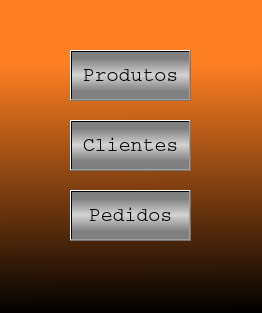
Above: mainwindow.ui from ElielLucas/IventoryControl before the change. Below: the same form after it.
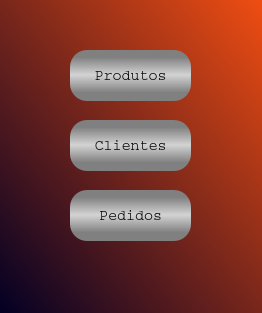
That is the form after the change.

```diff
--- a/mainwindow.ui
+++ b/mainwindow.ui
@@ -26,10 +26,27 @@
    <string>eComerce</string>
   </property>
   <property name="styleSheet">
-   <string notr="true">QMainWindow{background:qlineargradient(spread:pad, x1:0.994, y1:0, x2:1, y2:1, stop:0.198864 rgba(255, 127, 34, 251), stop:1 rgba(0, 0, 0, 255))}
+   <string notr="true">QMainWindow{background:qlineargradient(spread:pad, x1:0, y1:1, x2:1, y2:0, stop:0 rgba(2, 0, 36, 255), stop:1 rgba(239, 77, 18, 255))}
+
+
+
+
 </string>
   </property>
   <widget class="QWidget" name="centralwidget">
+   <property name="styleSheet">
+    <string notr="true">QPushButton{
+  font-size:15px;
+  border-width:1px;
+  border-color:#1f2f47;
+  border-top-left-radius:17px;
+  border-top-right-radius:17px;
+  border-bottom-left-radius:17px;
+  border-bottom-right-radius:17px;
+}
+
+</string>
+   </property>
    <widget class="QPushButton" name="btnProdutos">
     <property name="geometry">
      <rect>
@@ -42,12 +59,23 @@
     <property name="font">
      <font>
       <family>Courier</family>
-      <pointsize>15</pointsize>
+      <pointsize>-1</pointsize>
      </font>
     </property>
     <property name="styleSheet">
      <string notr="true">QPushButton{background:qlineargradient(spread:reflect, x1:0.994318, y1:0.915, x2:0.994318, y2:0.488, stop:0.1875 rgba(128, 128, 128, 255), stop:1 rgba(211, 211, 211, 255))}
 
+QPushButton::pressed
+{
+	background:qlineargradient(spread:reflect, x1:0.994318, y1:0.915, x2:0.994318, y2:0.488, stop:0.1875 rgba(227, 156, 41, 255), stop:1 rgba(211, 211, 211, 255));
+margin-top:1px;
+margin-bottom:-1px;
+}
+QPushButton::hover
+{
+	background:qlineargradient(spread:reflect, x1:0.994318, y1:0.915, x2:0.994318, y2:0.488, stop:0.1875 rgba(227, 156, 41, 255), stop:1 rgba(211, 211, 211, 255));
+}
+
 </string>
     </property>
     <property name="text">
@@ -66,13 +94,22 @@
     <property name="font">
      <font>
       <family>Courier</family>
-      <pointsize>15</pointsize>
+      <pointsize>-1</pointsize>
      </font>
     </property>
     <property name="styleSheet">
-     <string notr="true">QPushButton{background:qlineargradient(spread:reflect, x1:0.994318, y1:0.915, x2:0.994318, y2:0.488, stop:0.1875 rgba(128, 128, 128, 255), stop:1 rgba(211, 211, 211, 255))}
+     <string notr="true">QPushButton{background:qlineargradient(spread:reflect, x1:0.994318, y1:0.915, x2:0.994318, y2:0.488, stop:0.1875 rgba(128, 128, 128, 255), stop:1 rgba(211, 211, 211, 255));}
 
-</string>
+QPushButton::pressed
+{
+	background:qlineargradient(spread:reflect, x1:0.994318, y1:0.915, x2:0.994318, y2:0.488, stop:0.1875 rgba(227, 156, 41, 255), stop:1 rgba(211, 211, 211, 255));
+margin-top:1px;
+margin-bottom:-1px;
+}
+QPushButton::hover
+{
+	background:qlineargradient(spread:reflect, x1:0.994318, y1:0.915, x2:0.994318, y2:0.488, stop:0.1875 rgba(227, 156, 41, 255), stop:1 rgba(211, 211, 211, 255));
+}</string>
     </property>
     <property name="text">
      <string>Clientes</string>
@@ -90,11 +127,22 @@
     <property name="font">
      <font>
       <family>Courier</family>
-      <pointsize>15</pointsize>
+      <pointsize>-1</pointsize>
      </font>
     </property>
     <property name="styleSheet">
-     <string notr="true">QPushButton{background:qlineargradient(spread:reflect, x1:0.994318, y1:0.915, x2:0.994318, y2:0.488, stop:0.1875 rgba(128, 128, 128, 255), stop:1 rgba(211, 211, 211, 255))}
+     <string notr="true">QPushButton{background:qlineargradient(spread:reflect, x1:0.994318, y1:0.915, x2:0.994318, y2:0.488, stop:0.1875 rgba(128, 128, 128, 255), stop:1 rgba(211, 211, 211, 255));}
+
+QPushButton::pressed
+{
+	background:qlineargradient(spread:reflect, x1:0.994318, y1:0.915, x2:0.994318, y2:0.488, stop:0.1875 rgba(227, 156, 41, 255), stop:1 rgba(211, 211, 211, 255));
+margin-top:1px;
+margin-bottom:-1px;
+}
+QPushButton::hover
+{
+	background:qlineargradient(spread:reflect, x1:0.994318, y1:0.915, x2:0.994318, y2:0.488, stop:0.1875 rgba(227, 156, 41, 255), stop:1 rgba(211, 211, 211, 255));
+}
 
 </string>
     </property>
```
